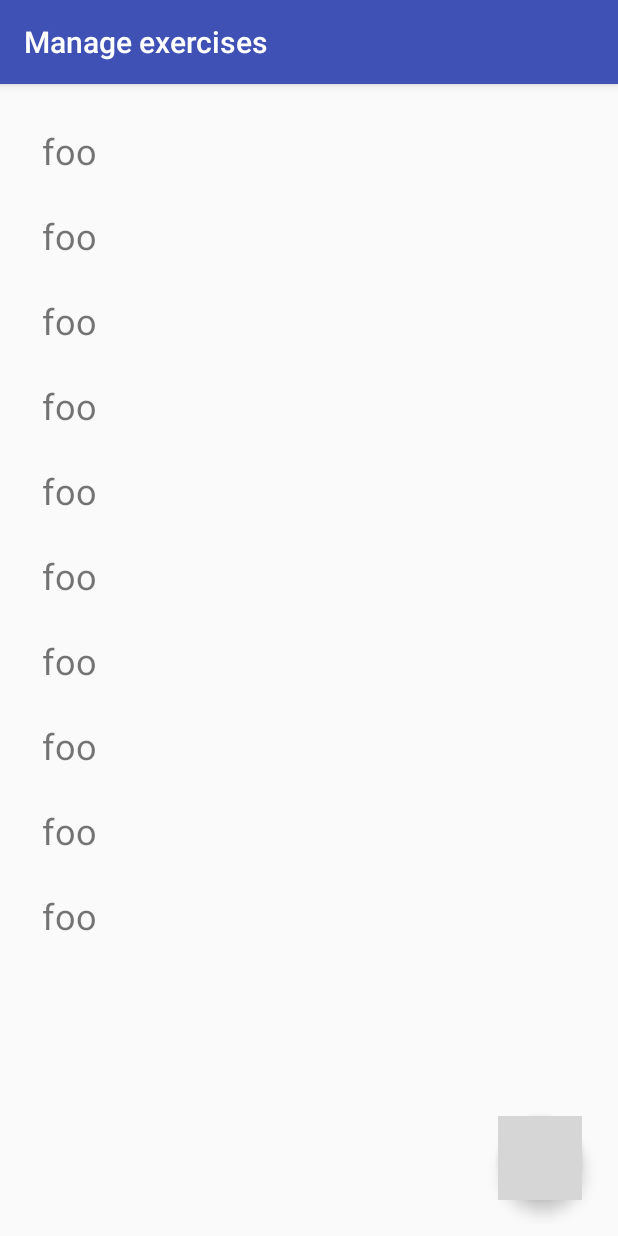
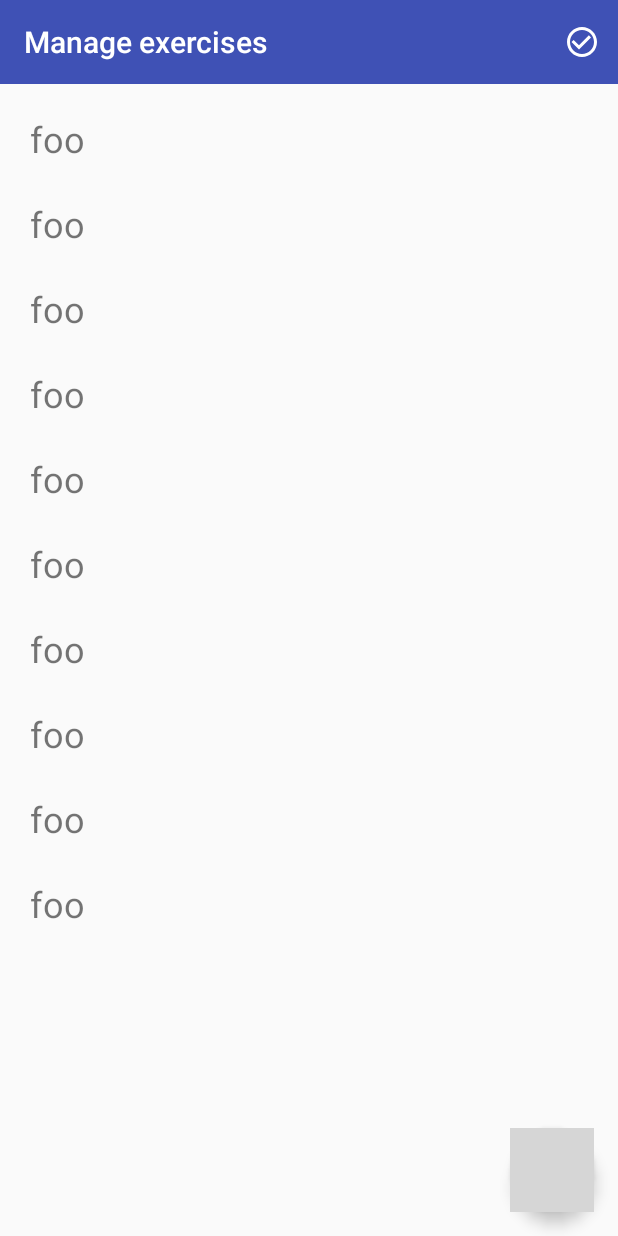
Before and after one commit to kevinxchan/StretchIt, an Android app: the AddExercisesActivity screen opened directly, with no data from a screen before it, on a phone screen of 412 x 824 dp. Run offline under Robolectric (Android 15) with nearby library versions, the phone set to English and light mode, and no system bars; our stand-ins replace Room's generated code; grey boxes are pictures that could not be loaded.

Commit message:
add toolbar icon to confirm routine

```diff
--- a/app/src/main/AndroidManifest.xml
+++ b/app/src/main/AndroidManifest.xml
@@ -29,7 +29,7 @@
         <activity
                 android:name=".AddExercisesActivity"
                 android:windowSoftInputMode="adjustPan"
-                android:label="@string/activity_add_exercises_title">
+                android:theme="@style/AppTheme.NoActionBar">
         </activity>
         <activity android:name=".ExerciseActivity">
         </activity>
--- a/app/src/main/java/me/kevinxchan/kevinxchan/stretchit/AddExercisesActivity.java
+++ b/app/src/main/java/me/kevinxchan/kevinxchan/stretchit/AddExercisesActivity.java
@@ -6,6 +6,9 @@ import android.support.design.widget.FloatingActionButton;
 import android.support.v7.app.AppCompatActivity;
 import android.support.v7.widget.LinearLayoutManager;
 import android.support.v7.widget.RecyclerView;
+import android.support.v7.widget.Toolbar;
+import android.view.Menu;
+import android.view.MenuItem;
 import android.view.View;
 import android.widget.EditText;
 import me.kevinxchan.kevinxchan.stretchit.adapters.ExerciseAdapter;
@@ -27,6 +30,9 @@ public class AddExercisesActivity extends AppCompatActivity {
     protected void onCreate(Bundle savedInstanceState) {
         super.onCreate(savedInstanceState);
         setContentView(R.layout.activity_add_exercises);
+
+        Toolbar toolbar = (Toolbar) findViewById(R.id.activity_add_exercises_toolbar);
+        setSupportActionBar(toolbar);
 
         exercises = new ArrayList<Exercise>();
         recyclerViewExercises = initRecyclerView();
@@ -62,6 +68,31 @@ public class AddExercisesActivity extends AppCompatActivity {
         });
     }
 
+    @Override
+    public boolean onCreateOptionsMenu(Menu menu) {
+        // Inflate the menu; this adds items to the action bar if it is present.
+        getMenuInflater().inflate(R.menu.menu_add_exercises, menu);
+        return true;
+    }
+
+    @Override
+    public boolean onOptionsItemSelected(MenuItem item) {
+        // Handle action bar item clicks here. The action bar will
+        // automatically handle clicks on the Home/Up button, so long
+        // as you specify a parent activity in AndroidManifest.xml.
+        int id = item.getItemId();
+
+        switch (id) {
+            case R.id.action_confirm_routine_finished:
+                // TODO: add all exercises to routine
+                Intent backtoMainIntent = new Intent(getApplicationContext(), MainActivity.class);
+                startActivity(backtoMainIntent);
+        }
+
+
+        return super.onOptionsItemSelected(item);
+    }
+
     private RecyclerView initRecyclerView() {
         recyclerViewExercises = findViewById(R.id.recyclerViewExercises);
         recyclerViewExercises.setLayoutManager(new LinearLayoutManager(null));
--- a/app/src/main/java/me/kevinxchan/kevinxchan/stretchit/MainActivity.java
+++ b/app/src/main/java/me/kevinxchan/kevinxchan/stretchit/MainActivity.java
@@ -14,6 +14,7 @@ import com.github.clans.fab.FloatingActionMenu;
 import me.kevinxchan.kevinxchan.stretchit.adapters.RoutineAdapter;
 import me.kevinxchan.kevinxchan.stretchit.model.Routine;
 
+import java.util.ArrayList;
 import java.util.List;
 
 public class MainActivity extends AppCompatActivity {
@@ -33,7 +34,13 @@ public class MainActivity extends AppCompatActivity {
 
         floatingActionMenuMain = (FloatingActionMenu) findViewById(R.id.floatingActionMenuMain);
         createRoutinesBtn = (FloatingActionButton) findViewById(R.id.floatingActionItemAddRoutine);
+        routines = new ArrayList<>();
         routinesRecyclerView = initRecyclerView();
+
+        for (int i = 0; i < 10; i++) {
+            Routine routine = new Routine("Foo");
+            routines.add(routine);
+        }
 
         createRoutinesBtn.setOnClickListener(new View.OnClickListener() {
             @Override
--- /dev/null
+++ b/app/src/main/res/drawable/check_confirm.xml
@@ -0,0 +1,9 @@
+<vector xmlns:android="http://schemas.android.com/apk/res/android"
+        android:width="24dp"
+        android:height="24dp"
+        android:viewportWidth="24.0"
+        android:viewportHeight="24.0">
+    <path
+        android:fillColor="#FFFF"
+        android:pathData="M16.59,7.58L10,14.17l-3.59,-3.58L5,12l5,5 8,-8zM12,2C6.48,2 2,6.48 2,12s4.48,10 10,10 10,-4.48 10,-10S17.52,2 12,2zM12,20c-4.42,0 -8,-3.58 -8,-8s3.58,-8 8,-8 8,3.58 8,8 -3.58,8 -8,8z"/>
+</vector>
--- a/app/src/main/res/layout/activity_add_exercises.xml
+++ b/app/src/main/res/layout/activity_add_exercises.xml
@@ -12,9 +12,23 @@
             android:layout_height="match_parent"
             android:id="@+id/mainContent"
             app:layout_constraintStart_toStartOf="parent"
-            app:layout_constraintTop_toTopOf="parent" android:layout_marginTop="8dp" android:layout_marginStart="8dp"
-            app:layout_constraintEnd_toEndOf="parent" android:layout_marginEnd="8dp"
-            app:layout_constraintBottom_toBottomOf="parent" android:layout_marginBottom="8dp">
+            app:layout_constraintTop_toTopOf="parent"
+            app:layout_constraintEnd_toEndOf="parent"
+            app:layout_constraintBottom_toBottomOf="parent">
+
+        <LinearLayout
+                android:layout_width="match_parent"
+                android:layout_height="match_parent"
+                android:orientation="vertical">
+
+            <android.support.v7.widget.Toolbar
+                    android:id="@+id/activity_add_exercises_toolbar"
+                    app:title="@string/activity_add_exercises_title"
+                    app:titleTextColor="@color/white"
+                    android:layout_height="wrap_content"
+                    android:layout_width="match_parent"
+                    android:minHeight="?attr/actionBarSize"
+                    android:background="?attr/colorPrimary"/>
 
             <android.support.v7.widget.RecyclerView
                     android:layout_width="match_parent"
@@ -24,6 +38,7 @@
                     android:layout_marginStart="8dp" app:layout_constraintEnd_toEndOf="parent"
                     android:layout_marginEnd="8dp"
                     android:id="@+id/recyclerViewExercises" tools:layout_editor_absoluteY="-134dp"/>
+        </LinearLayout>
 
         <android.support.design.widget.FloatingActionButton
                 android:layout_width="wrap_content"
@@ -35,7 +50,7 @@
                 android:layout_margin="16dp"
                 app:fabSize="normal"
                 app:layout_anchor="@id/recyclerViewExercises"
-                app:layout_anchorGravity="bottom|right|end"/>
+                app:layout_anchorGravity="bottom|right|end" android:focusable="true"/>
     </android.support.design.widget.CoordinatorLayout>
 
 </android.support.constraint.ConstraintLayout>
--- /dev/null
+++ b/app/src/main/res/menu/menu_add_exercises.xml
@@ -0,0 +1,13 @@
+<?xml version="1.0" encoding="utf-8"?>
+<menu
+        xmlns:app="http://schemas.android.com/apk/res-auto"
+        xmlns:android="http://schemas.android.com/apk/res/android"
+        xmlns:tools="http://schemas.android.com/tools"
+        tools:context="me.kevinxchan.kevinxchan.stretchit.AddExercisesActivity">
+    <item
+            android:title="@string/done"
+            android:id="@+id/action_confirm_routine_finished"
+            android:orderInCategory="300"
+            android:icon="@drawable/check_confirm"
+            app:showAsAction="ifRoom"/>
+</menu>
--- a/app/src/main/res/values/colors.xml
+++ b/app/src/main/res/values/colors.xml
@@ -3,4 +3,5 @@
     <color name="colorPrimary">#3f51b5</color>
     <color name="colorPrimaryDark">#303f9f</color>
     <color name="colorAccent">#FF4081</color>
+    <color name="white">#ffffff</color>
 </resources>
```
Also changed, not shown: app/src/main/res/svg/baseline-check_circle_outline-24px.svg (added). Lines whose indentation alone changed are shown as unchanged.
